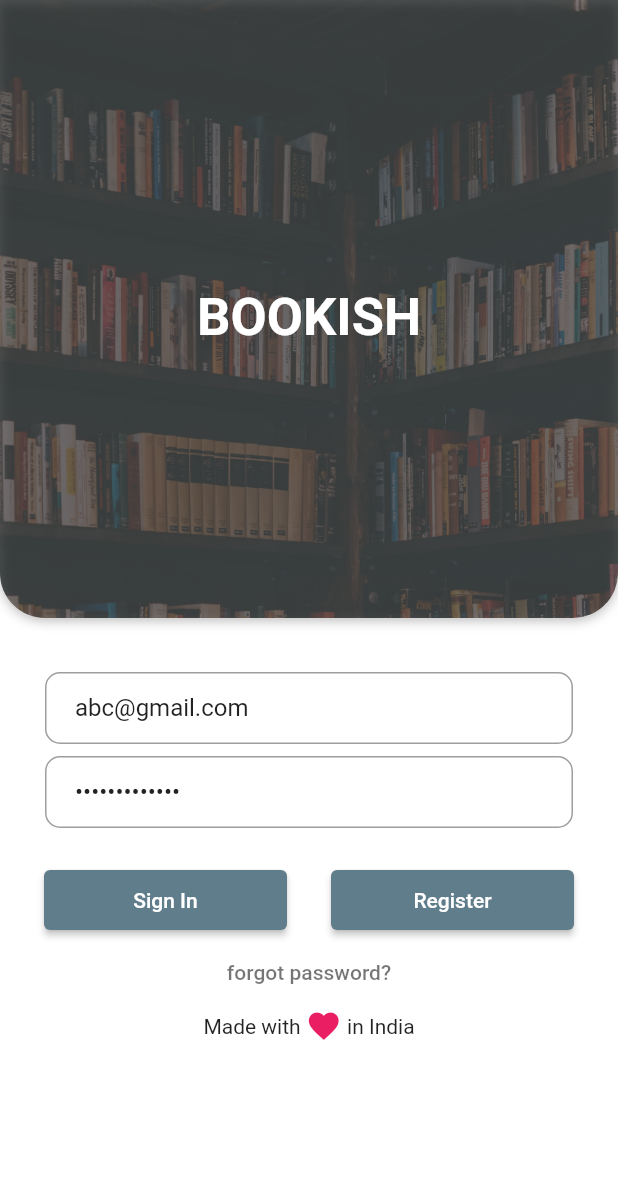
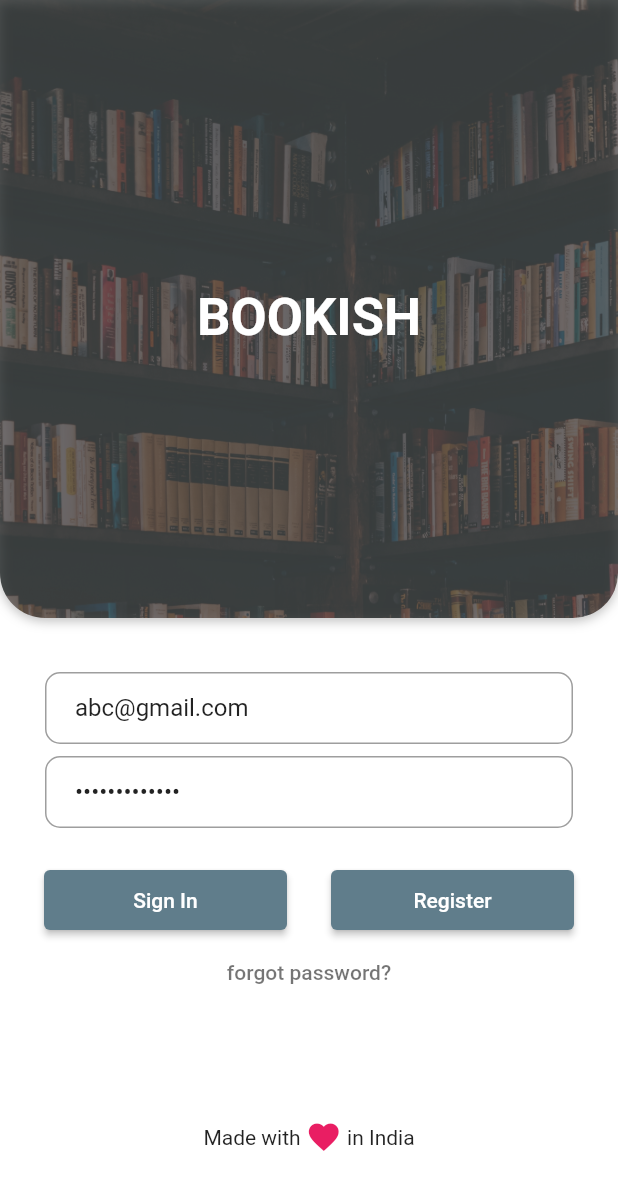
Before and after one commit to rkgoudra/Bookish_2.0_Frontend, a Flutter app: the screen it shows after launch, on a phone screen of 412 x 824 dp. Shown: the top 1190 px of the screen. Run offline on Flutter 3.47's test engine with Material 2 defaults, Android fonts, the phone set to English and light mode, and no system bars; Roboto replaces fonts that are missing (Rubik).

Commit message:
moving to bottom

```diff
--- a/bookish/lib/login_page.dart
+++ b/bookish/lib/login_page.dart
@@ -134,6 +134,7 @@ class _LoginPageState extends State<LoginPage> {
             SizedBox(height: 24.0),
             loginButton,
             forgotLabel,
+            SizedBox(height: MediaQuery.of(context).size.height - 750),
             new Expanded(
               child: new Align(
                 alignment: Alignment.bottomCenter,
```
